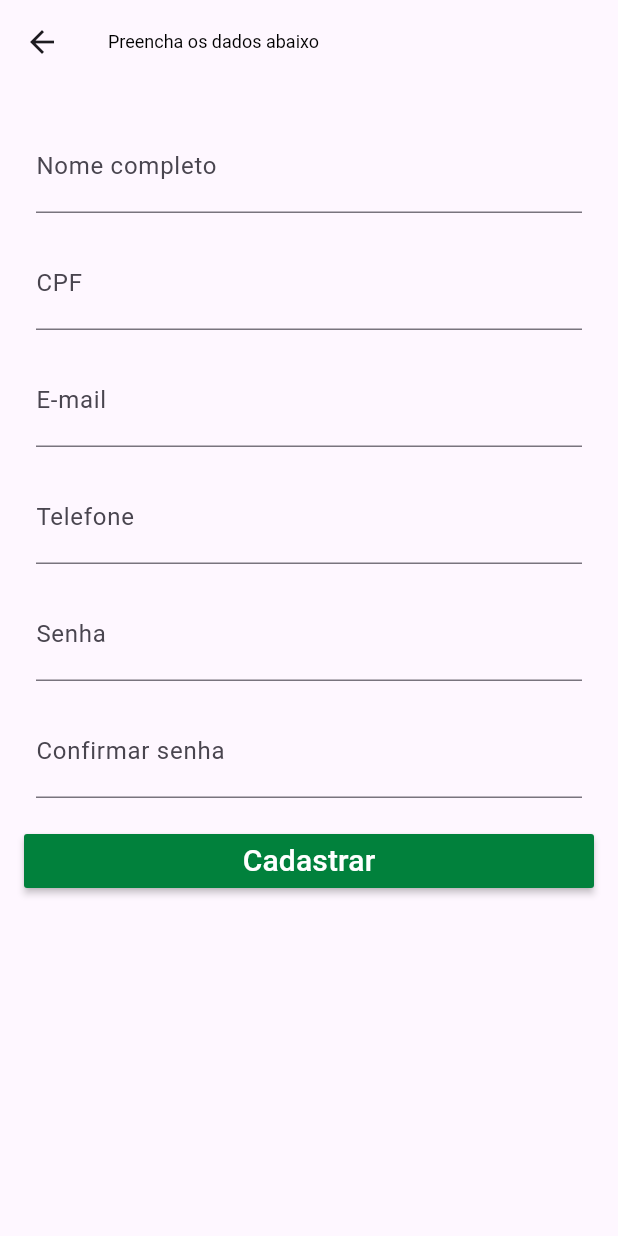
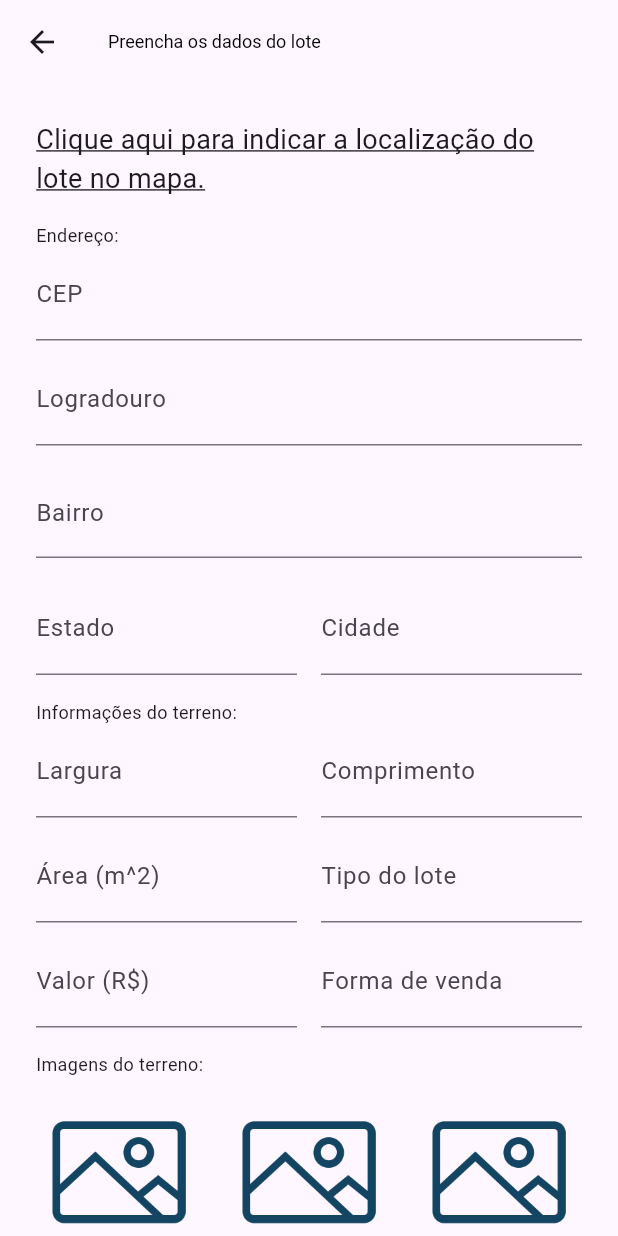
Before and after one commit to danieldfr/to_no_lote, a Flutter app: the screen it shows after launch, after a tap on "Cadastrar usuário.", on a phone screen of 412 x 824 dp. Run offline on Flutter 3.47's test engine with Material 2 defaults, Android fonts, the phone set to English and light mode, and no system bars.

Commit message:
✨ feat vwCadastrarLote
Criando a tela vwCadastrarLote.dart com layout inicial

```diff
--- a/to_no_lote/lib/main.dart
+++ b/to_no_lote/lib/main.dart
@@ -10,6 +10,11 @@ void main() {
       primaryColor: Color(0xFF01AC68),
       buttonColor: Color(0xFF01813C),
       primarySwatch: Colors.grey,
+      elevatedButtonTheme: ElevatedButtonThemeData(
+          style: TextButton.styleFrom(
+              backgroundColor: Color(0xFF01813C)
+          )
+      ),
 
     ),
   ));
--- a/to_no_lote/lib/views/vwAutenticacao.dart
+++ b/to_no_lote/lib/views/vwAutenticacao.dart
@@ -1,4 +1,5 @@
 import 'package:flutter/material.dart';
+import 'package:to_no_lote/views/vwCadastrarLote.dart';
 import 'package:to_no_lote/views/vwCadastrarUsuario.dart';
 
 class vwAutenticacao extends StatefulWidget {
@@ -99,7 +100,7 @@ class _vwAutenticacaoState extends State<vwAutenticacao> {
                     Navigator.push(
                       context,
                       MaterialPageRoute(
-                        builder: (context) => vwCadastrarUsuario(),
+                        builder: (context) => vwCadastrarLote(),
                       ),
                     );
                   },
--- /dev/null
+++ b/to_no_lote/lib/views/vwCadastrarLote.dart
@@ -0,0 +1,344 @@
+import 'package:flutter/material.dart';
+
+class vwCadastrarLote extends StatefulWidget {
+  const vwCadastrarLote({Key? key}) : super(key: key);
+
+  @override
+  State<vwCadastrarLote> createState() => _vwCadastrarLoteState();
+}
+
+class _vwCadastrarLoteState extends State<vwCadastrarLote> {
+  @override
+  Widget build(BuildContext context) {
+    return Scaffold(
+      appBar: AppBar(
+        title: Text("Preencha os dados do lote"),
+        titleTextStyle: TextStyle(
+          fontSize: 12,
+          color: Colors.black,
+        ),
+      ),
+      body: SingleChildScrollView(
+        padding: EdgeInsets.all(16),
+        child: Container(
+          child: Column(
+            mainAxisAlignment: MainAxisAlignment.center,
+            crossAxisAlignment: CrossAxisAlignment.stretch,
+            children: <Widget>[
+              Padding(
+                padding: EdgeInsets.all(8),
+                child: GestureDetector(
+                  onTap: (){},
+                  child: Text(
+                    "Clique aqui para indicar a localização do lote no mapa.",
+                    textAlign: TextAlign.left,
+                    style: TextStyle(
+                      fontSize: 18,
+                      decoration: TextDecoration.underline,
+                      fontWeight: FontWeight.normal,
+                    ),
+                  ),
+                ),
+              ),
+              Padding(
+                  padding: EdgeInsets.fromLTRB(8, 8, 8, 0),
+                  child: Text(
+                    "Endereço:",
+                    textAlign: TextAlign.left,
+                    style: TextStyle(
+                      fontSize: 12,
+                    ),
+                  )
+              ),
+              Padding(
+                padding: EdgeInsets.fromLTRB(8, 0, 8, 0),
+                child: TextField(
+                  keyboardType: TextInputType.number,
+                  decoration: InputDecoration(
+                    //border: InputBorder.none,
+                    labelText: "CEP",
+                  ),
+                  style: TextStyle(
+                      fontSize: 20
+                  ),
+                ),
+              ),
+              Padding(
+                padding: EdgeInsets.all(8),
+                child: TextField(
+                  keyboardType: TextInputType.text,
+                  decoration: InputDecoration(
+                    //border: InputBorder.none,
+                    labelText: "Logradouro",
+                  ),
+                  style: TextStyle(
+                    fontSize: 20,
+                  ),
+                ),
+              ),
+              Padding(
+                padding: EdgeInsets.all(8),
+                child: TextField(
+                  keyboardType: TextInputType.text,
+                  decoration: InputDecoration(
+                    //border: InputBorder.none,
+                    labelText: "Bairro",
+                  ),
+                  style: TextStyle(
+                    fontSize: 18,
+                  ),
+                ),
+              ),
+              Row(
+                children: <Widget>[
+                  Expanded(
+                    child: Padding(
+                      padding: EdgeInsets.all(8),
+                      child: TextField(
+                        keyboardType: TextInputType.text,
+                        decoration: InputDecoration(
+                          labelText: "Estado",
+                        ),
+                        style: TextStyle(
+                          fontSize: 20,
+                        ),
+                      ),
+                    ),
+                  ),
+                  Expanded(
+                    child: Padding(
+                      padding: EdgeInsets.all(8),
+                      child: TextField(
+                        keyboardType: TextInputType.text,
+                        decoration: InputDecoration(
+                          labelText: "Cidade",
+                        ),
+                        style: TextStyle(
+                          fontSize: 20,
+                        ),
+                      ),
+                    ),
+                  )
+                ],
+              ),
+              Padding(
+                  padding: EdgeInsets.fromLTRB(8, 8, 8, 0),
+                  child: Text(
+                    "Informações do terreno:",
+                    textAlign: TextAlign.left,
+                    style: TextStyle(
+                      fontSize: 12,
+                    ),
+                  )
+              ),
+              Row(
+                children: <Widget>[
+                  Expanded(
+                    child: Padding(
+                      padding: EdgeInsets.fromLTRB(8, 0, 8, 8),
+                      child: TextField(
+                        keyboardType: TextInputType.number,
+                        decoration: InputDecoration(
+                          labelText: "Largura",
+                        ),
+                        style: TextStyle(
+                          fontSize: 20,
+                        ),
+                      ),
+                    ),
+                  ),
+                  Expanded(
+                    child: Padding(
+                      padding: EdgeInsets.fromLTRB(8, 0, 8, 8),
+                      child: TextField(
+                        keyboardType: TextInputType.number,
+                        decoration: InputDecoration(
+                          labelText: "Comprimento",
+                        ),
+                        style: TextStyle(
+                          fontSize: 20,
+                        ),
+                      ),
+                    ),
+                  )
+                ],
+              ),
+              Row(
+                children: <Widget>[
+                  Expanded(
+                    child: Padding(
+                      padding: EdgeInsets.fromLTRB(8, 0, 8, 8),
+                      child: TextField(
+                        keyboardType: TextInputType.number,
+                        decoration: InputDecoration(
+                          //border: InputBorder.none,
+                          labelText: "Área (m^\2)",
+                        ),
+                        style: TextStyle(
+                          fontSize: 20,
+                        ),
+                      ),
+                    ),
+                  ),
+                  Expanded(
+                    child: Padding(
+                      padding: EdgeInsets.fromLTRB(8, 0, 8, 8),
+                      child: TextField(
+                        keyboardType: TextInputType.text,
+                        decoration: InputDecoration(
+                          labelText: "Tipo do lote",
+                        ),
+                        style: TextStyle(
+                          fontSize: 20,
+                        ),
+                      ),
+                    ),
+                  )
+                ],
+              ),
+              Row(
+                children: <Widget>[
+                  Expanded(
+                    child: Padding(
+                      padding: EdgeInsets.fromLTRB(8, 0, 8, 8),
+                      child: TextField(
+                        keyboardType: TextInputType.number,
+                        decoration: InputDecoration(
+                          //border: InputBorder.none,
+                          labelText: "Valor (R\$)",
+                        ),
+                        style: TextStyle(
+                          fontSize: 20,
+                        ),
+                      ),
+                    ),
+                  ),
+                  Expanded(
+                    child: Padding(
+                      padding: EdgeInsets.fromLTRB(8, 0, 8, 8),
+                      child: TextField(
+                        keyboardType: TextInputType.text,
+                        decoration: InputDecoration(
+                          labelText: "Forma de venda",
+                        ),
+                        style: TextStyle(
+                          fontSize: 20,
+                        ),
+                      ),
+                    ),
+                  )
+                ],
+              ),
+              Padding(
+                  padding: EdgeInsets.fromLTRB(8, 8, 8, 0),
+                  child: Text(
+                    "Imagens do terreno:",
+                    textAlign: TextAlign.left,
+                    style: TextStyle(
+                      fontSize: 12,
+                    ),
+                  )
+              ),
+              Row(
+                children: <Widget>[
+                  Expanded(
+                    child: Padding(
+                      padding: EdgeInsets.fromLTRB(4, 4, 4, 4),
+                      child: Image.asset(
+                        "images/picture_icon.png",
+                        //width: 150,
+                        //height: 127,
+                      ),
+                    ),
+                  ),
+                  Expanded(
+                    child: Padding(
+                      padding: EdgeInsets.fromLTRB(4, 4, 4, 4),
+                      child: Image.asset(
+                        "images/picture_icon.png",
+                        //width: 150,
+                        //height: 127,
+                      ),
+                    ),
+                  ),
+                  Expanded(
+                    child: Padding(
+                      padding: EdgeInsets.fromLTRB(4, 4, 4, 4),
+                      child: Image.asset(
+                        "images/picture_icon.png",
+                        //width: 150,
+                        //height: 127,
+                      ),
+                    ),
+                  )
+                ],
+              ),
+              Row(
+                children: <Widget>[
+                  Expanded(
+                    child: Padding(
+                      padding: EdgeInsets.fromLTRB(4, 4, 4, 4),
+                      child: Image.asset(
+                        "images/picture_icon.png",
+                        //width: 150,
+                        //height: 127,
+                      ),
+                    ),
+                  ),
+                  Expanded(
+                    child: Padding(
+                      padding: EdgeInsets.fromLTRB(4, 4, 4, 4),
+                      child: Image.asset(
+                        "images/picture_icon.png",
+                        //width: 150,
+                        //height: 127,
+                      ),
+                    ),
+                  ),
+                  Expanded(
+                    child: Padding(
+                      padding: EdgeInsets.fromLTRB(4, 4, 4, 4),
+                      child: Image.asset(
+                        "images/picture_icon.png",
+                        //width: 150,
+                        //height: 127,
+                      ),
+                    ),
+                  )
+                ],
+              ),
+              Padding(
+                padding: EdgeInsets.fromLTRB(8, 8, 8, 0),
+                child: TextField(
+                  maxLines: 5,
+                  maxLength: 300,
+                  keyboardType: TextInputType.text,
+                  decoration: InputDecoration(
+                    //border: OutlineInputBorder(),
+                    labelText: "Faça uma breve descrição sobre o terreno...",
+                  ),
+                  style: TextStyle(
+                      fontSize: 20
+                  ),
+                ),
+              ),
+              Padding(
+                padding: EdgeInsets.fromLTRB(8, 8, 8, 0),
+                child: ElevatedButton(
+                  child: Text(
+                    "Cadastrar",
+                    style: TextStyle(
+                      color: Colors.white,
+                      fontSize: 20,
+                    ),
+                  ),
+                  onPressed: (){},
+                ),
+              ),
+            ],
+          ),
+        ),
+      ),
+    );
+  }
+}
--- a/to_no_lote/pubspec.yaml
+++ b/to_no_lote/pubspec.yaml
@@ -63,6 +63,7 @@ flutter:
   #   - images/a_dot_ham.jpeg
   assets:
      - images/logotipo.png
+     - images/picture_icon.png
 
   # An image asset can refer to one or more resolution-specific "variants", see
   # https://flutter.dev/assets-and-images/#resolution-aware
```
Also changed, not shown: to_no_lote/images/picture_icon.png (added).
